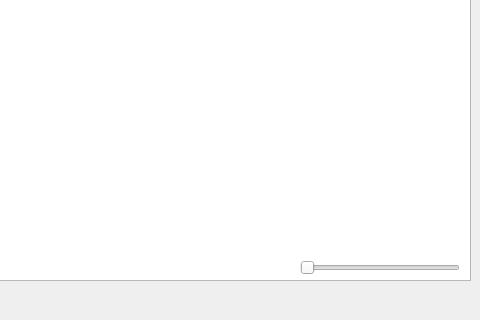
First picture: the form in final/moving.ui, repository FinalMission/raspberry-pi-qt, before the edit; both pictures show x 520 to 1000 and y 280 to 600 of the 1000 by 600 pixel window.
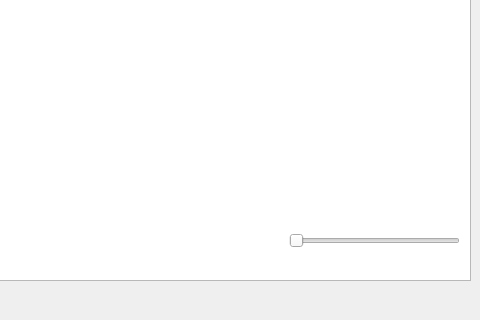
Second picture: the form after the edit.

Diff of the .ui file:
```diff
--- a/final/moving.ui
+++ b/final/moving.ui
@@ -26,10 +26,10 @@
   <widget class="QSlider" name="horizontalSlider">
    <property name="geometry">
     <rect>
-     <x>820</x>
-     <y>540</y>
-     <width>160</width>
-     <height>16</height>
+     <x>809</x>
+     <y>485</y>
+     <width>171</width>
+     <height>71</height>
     </rect>
    </property>
    <property name="orientation">
```
